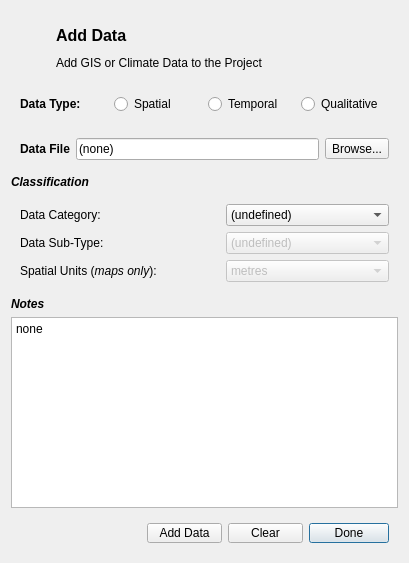
First picture: the form in gui/adddatadialog.ui, repository petermbach/urbanbeats-pss, before the edit.
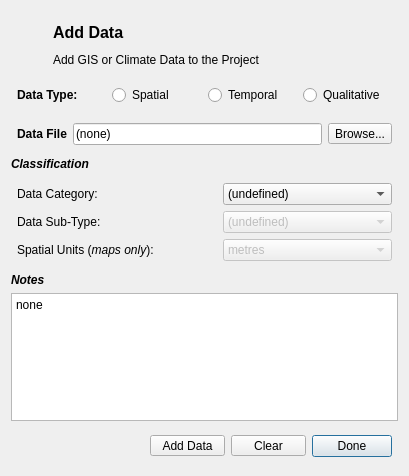
Second picture: the form after the edit. Icons and pictures are not drawn.

Commit message: Cleaned up the GUI, made some changes to many of the widget margins from 9px to 6px. Aesthetic improvements primarily.

```diff
--- a/gui/adddatadialog.ui
+++ b/gui/adddatadialog.ui
@@ -7,7 +7,7 @@
     <x>0</x>
     <y>0</y>
     <width>409</width>
-    <height>563</height>
+    <height>476</height>
    </rect>
   </property>
   <property name="windowTitle">
@@ -21,6 +21,21 @@
    <item>
     <widget class="QWidget" name="title_widget" native="true">
      <layout class="QGridLayout" name="gridLayout_3">
+      <property name="leftMargin">
+       <number>6</number>
+      </property>
+      <property name="topMargin">
+       <number>6</number>
+      </property>
+      <property name="rightMargin">
+       <number>6</number>
+      </property>
+      <property name="bottomMargin">
+       <number>6</number>
+      </property>
+      <property name="spacing">
+       <number>6</number>
+      </property>
       <item row="0" column="0">
        <widget class="QLabel" name="title_logo">
         <property name="minimumSize">
@@ -73,6 +88,21 @@
    <item>
     <widget class="QWidget" name="datatype_widget" native="true">
      <layout class="QHBoxLayout" name="horizontalLayout_3">
+      <property name="spacing">
+       <number>6</number>
+      </property>
+      <property name="leftMargin">
+       <number>6</number>
+      </property>
+      <property name="topMargin">
+       <number>6</number>
+      </property>
+      <property name="rightMargin">
+       <number>6</number>
+      </property>
+      <property name="bottomMargin">
+       <number>6</number>
+      </property>
       <item>
        <widget class="QLabel" name="datatype_lbl">
         <property name="whatsThis">
@@ -110,6 +140,21 @@
    <item>
     <widget class="QWidget" name="adddatafile_widget" native="true">
      <layout class="QHBoxLayout" name="horizontalLayout">
+      <property name="spacing">
+       <number>6</number>
+      </property>
+      <property name="leftMargin">
+       <number>6</number>
+      </property>
+      <property name="topMargin">
+       <number>6</number>
+      </property>
+      <property name="rightMargin">
+       <number>6</number>
+      </property>
+      <property name="bottomMargin">
+       <number>6</number>
+      </property>
       <item>
        <widget class="QLabel" name="datafile_lbl">
         <property name="whatsThis">
@@ -156,6 +201,21 @@
    <item>
     <widget class="QWidget" name="datacat_widget" native="true">
      <layout class="QGridLayout" name="gridLayout_2">
+      <property name="leftMargin">
+       <number>6</number>
+      </property>
+      <property name="topMargin">
+       <number>6</number>
+      </property>
+      <property name="rightMargin">
+       <number>6</number>
+      </property>
+      <property name="bottomMargin">
+       <number>6</number>
+      </property>
+      <property name="spacing">
+       <number>6</number>
+      </property>
       <item row="0" column="0">
        <widget class="QLabel" name="datacat_lbl">
         <property name="minimumSize">
@@ -290,6 +350,21 @@
       </size>
      </property>
      <layout class="QHBoxLayout" name="horizontalLayout_2">
+      <property name="spacing">
+       <number>6</number>
+      </property>
+      <property name="leftMargin">
+       <number>6</number>
+      </property>
+      <property name="topMargin">
+       <number>6</number>
+      </property>
+      <property name="rightMargin">
+       <number>6</number>
+      </property>
+      <property name="bottomMargin">
+       <number>6</number>
+      </property>
       <item>
        <spacer name="horizontalSpacer">
         <property name="orientation">
```
The commit also changes 42 other files.
